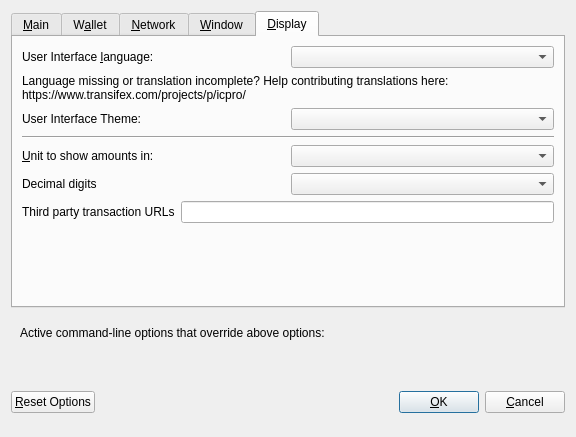
First picture: the form in src/qt/forms/optionsdialog.ui, repository investmentblockchain/IBP-Core, before the edit.
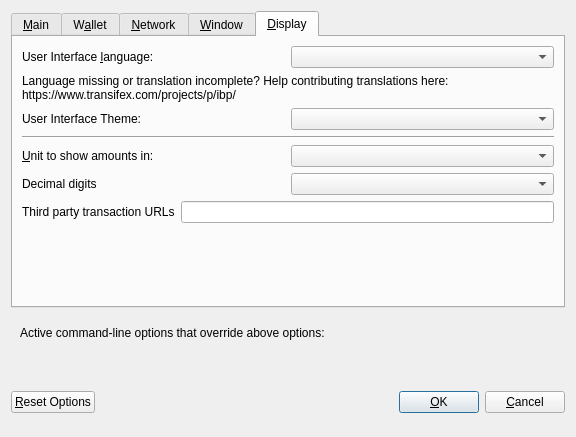
Second picture: the form after the edit. The open tabs and pages were chosen to show the change. Custom widgets are drawn as their Qt base class.

The edit to the form file:
```diff
--- a/src/qt/forms/optionsdialog.ui
+++ b/src/qt/forms/optionsdialog.ui
@@ -703,7 +703,7 @@
          </property>
          <property name="text">
           <string>Language missing or translation incomplete? Help contributing translations here:
-https://www.transifex.com/projects/p/icpro/</string>
+https://www.transifex.com/projects/p/ibp/</string>
          </property>
          <property name="wordWrap">
           <bool>true</bool>
```
